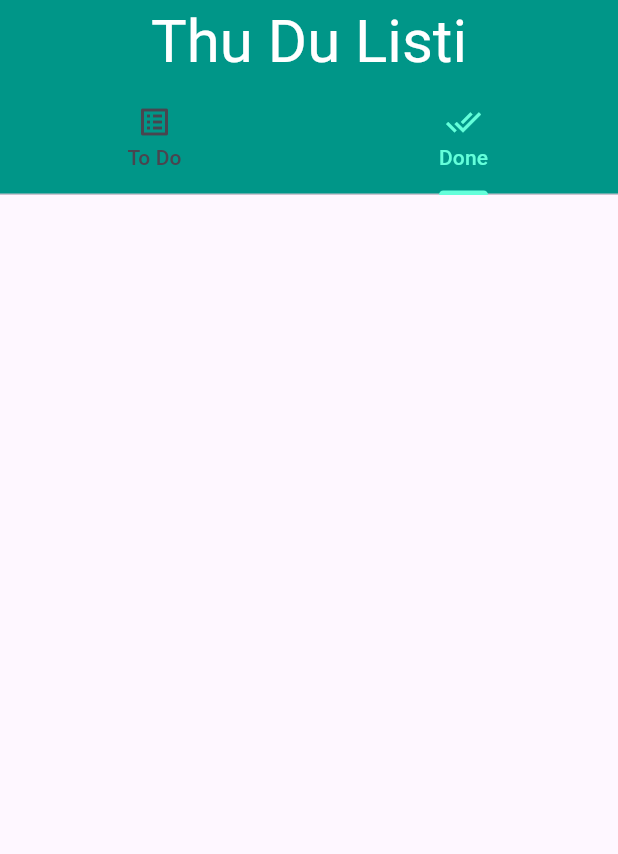
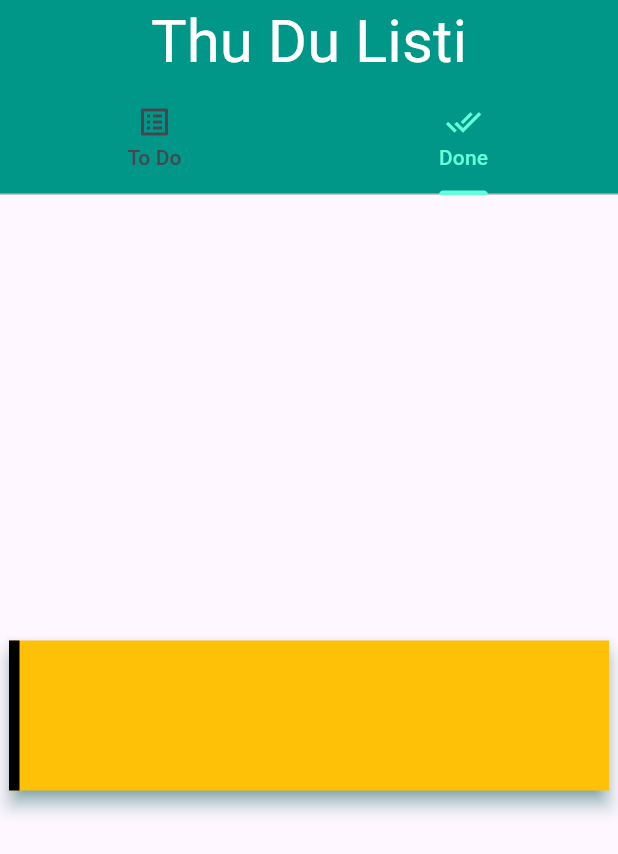
Before and after one commit to JaoDuque/thudulist, a Flutter app: the screen it shows after launch, on a phone screen of 412 x 824 dp. Shown: the top 854 px of the screen. Run offline on Flutter 3.47's test engine with Material 3 defaults, Android fonts, the phone set to English and light mode, and no system bars; Roboto replaces fonts that are missing (cursive).

Commit message:
Feat: adicionando formulario

```diff
--- a/lib/pages/home_page.dart
+++ b/lib/pages/home_page.dart
@@ -1,4 +1,5 @@
 import 'package:flutter/material.dart';
+import 'package:thudulist/pages/layouts/custom_body.dart';
 
 List<String> titles = <String>[
   'To Do',
@@ -28,7 +29,9 @@ class _MyHomePageState extends State<MyHomePage> {
             title: Text(
               widget.title,
               style: const TextStyle(
-                  color: Colors.white, fontSize: 40, fontFamily: 'cursive'),
+                  color: Colors.white,
+                  fontSize: 40,
+                   fontFamily: 'cursive'),
             ),
             centerTitle: true,
             bottom: TabBar(
@@ -46,6 +49,7 @@ class _MyHomePageState extends State<MyHomePage> {
               ],
             ),
           ),
-        ));
+          body: CustomBody(),
+          ));
   }
 }
--- /dev/null
+++ b/lib/pages/layouts/bodyLayouts/card_custom.dart
@@ -0,0 +1,33 @@
+import 'package:flutter/material.dart';
+
+class CardCustom extends StatefulWidget {
+  const CardCustom({super.key});
+
+  @override
+  State<CardCustom> createState() => _CardCustomState();
+}
+
+class _CardCustomState extends State<CardCustom> {
+  @override
+  Widget build(BuildContext context) {
+    return const Center(
+      child: Card(
+        shape:
+        Border(
+          left: BorderSide(
+            width:7,
+            // color: Colors.switch (expression) {
+            //   pattern => value,
+            // }
+            )),
+        color: Colors.amber,
+        elevation: 5,
+        shadowColor: Colors.teal,
+        child: SizedBox(
+          width: 400,
+          height: 100,
+        ),
+      ),
+    );
+  }
+}
--- a/lib/pages/layouts/custom_body.dart
+++ b/lib/pages/layouts/custom_body.dart
@@ -1,4 +1,6 @@
 import 'package:flutter/material.dart';
+import 'package:thudulist/pages/layouts/bodyLayouts/card_custom.dart';
+import 'package:thudulist/pages/layouts/text_form.dart';
 
 class CustomBody extends StatefulWidget {
   const CustomBody({super.key});
@@ -10,8 +12,14 @@ class CustomBody extends StatefulWidget {
 class _CustomBodyState extends State<CustomBody> {
   @override
   Widget build(BuildContext context) {
+
     return const Scaffold(
-      body: Text('sre'),
+      body:TabBarView(
+       children: <Widget>[
+        TextForm(),
+        CardCustom(),
+      ]
+      )
     );
   }
 }
```
Also changed, not shown: lib/controller/done_controller.dart (added, +12 -0 lines), lib/pages/done_page.dart (added, +17 -0 lines), lib/pages/layouts/text_form.dart (added, +48 -0 lines).
